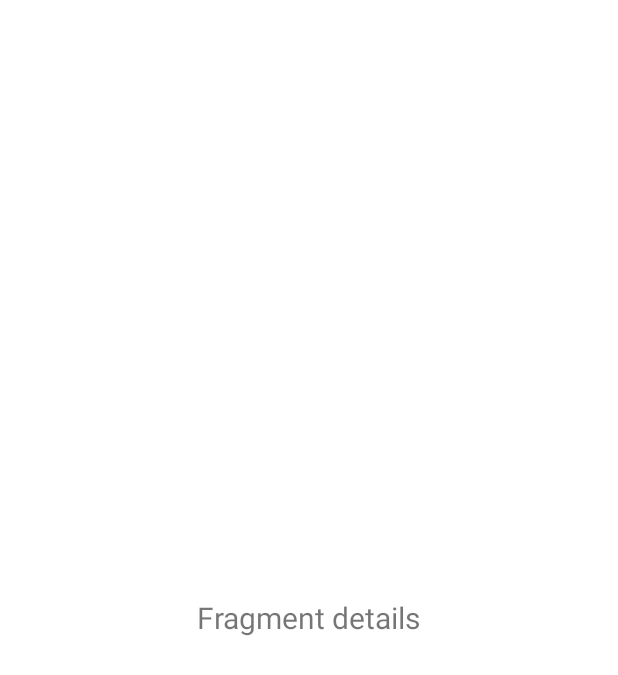
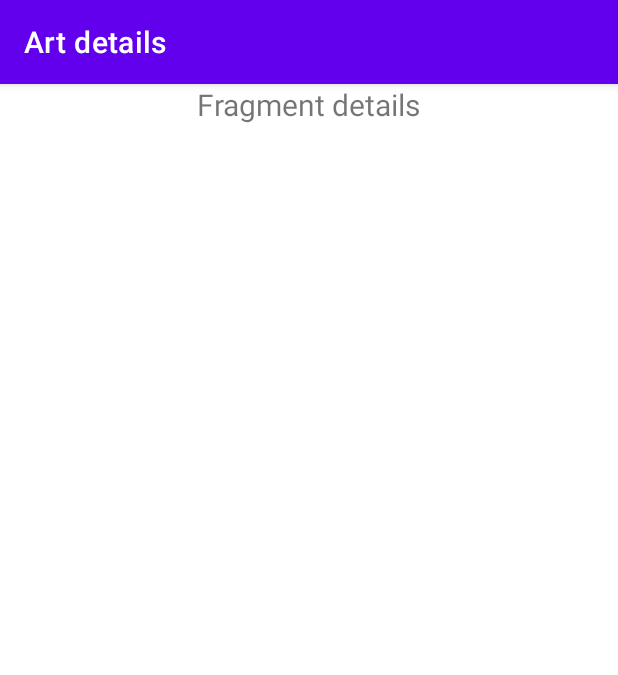
Before and after one commit to StoDruzey/HW-09-Retrofit-Rijksmuseum, an Android app: the fragment DetailsFragment placed in its activity, on a phone screen of 412 x 824 dp. Shown: the top 675 px of the screen. Run offline under Robolectric (Android 15) with nearby library versions, the phone set to English and light mode, and no system bars; pictures from the network do not load; 3 statements that could not run were skipped.

```diff
--- a/app/build.gradle
+++ b/app/build.gradle
@@ -50,6 +50,10 @@ dependencies {
     //coil
     implementation "io.coil-kt:coil:2.2.0"
 
+    //SwipeRefreshLayout
+    implementation "androidx.swiperefreshlayout:swiperefreshlayout:1.1.0"
+
+
     implementation 'androidx.core:core-ktx:1.8.0'
     implementation 'androidx.appcompat:appcompat:1.5.0'
     implementation 'com.google.android.material:material:1.6.1'
--- a/app/src/main/java/com/example/hw09retrofitrijksmuseum/RetrofitFragment.kt
+++ b/app/src/main/java/com/example/hw09retrofitrijksmuseum/RetrofitFragment.kt
@@ -30,7 +30,9 @@ class RetrofitFragment : Fragment() {
         ArtAdapter(
             context = requireContext(),
             onArtClicked = {
-                findNavController().navigate(RetrofitFragmentDirections.actionRetrofitFragmentToDetailsFragment(it.longTitle))
+                findNavController()
+                    .navigate(RetrofitFragmentDirections
+                        .actionRetrofitFragmentToDetailsFragment(it.longTitle))
             }
         )
     }
@@ -53,6 +55,13 @@ class RetrofitFragment : Fragment() {
         super.onViewCreated(view, savedInstanceState)
 
         with(binding) {
+
+            swipeRefresh.setOnRefreshListener {
+                executeRequest {
+                    swipeRefresh.isRefreshing = false
+                }
+            }
+
             recyclerView.adapter = adapter
             recyclerView.addItemDecoration(
                 object : RecyclerView.ItemDecoration() {
@@ -84,16 +93,26 @@ class RetrofitFragment : Fragment() {
 //                    }
 //                })
         }
+        executeRequest()
+    }
 
-            val retrofit = Retrofit.Builder()
-            .baseUrl("https://www.rijksmuseum.nl/")
-            .addConverterFactory(GsonConverterFactory.create())
-//            .client(okHttpClient)
-            .build()
+    override fun onDestroyView() {
+        super.onDestroyView()
+        artObjectRequest?.cancel()
+        _binding = null
+    }
 
-        val rijksmuseumApi = retrofit.create<RijksmuseumAPI>()
+    private fun executeRequest(
+        onRequestFinished: () -> Unit = {}
+    ) {
 
-        artObjectRequest = rijksmuseumApi
+        val finishRequest = {
+            onRequestFinished()
+            artObjectRequest = null
+        }
+
+        artObjectRequest?.cancel()
+        artObjectRequest = RijksmuseumService.api
             .getArtObject("Rembrandt van Rijn", 100, "ZOavwPKX")
             .apply {
                 enqueue(object : Callback<ArtObject> {
@@ -106,21 +125,17 @@ class RetrofitFragment : Fragment() {
                         } else {
                             handleException(HttpException(response))
                         }
+                        finishRequest()
                     }
 
                     override fun onFailure(call: Call<ArtObject>, t: Throwable) {
                         if (!call.isCanceled) {
                             handleException(t)
                         }
+                        finishRequest()
                     }
                 })
             }
-    }
-
-    override fun onDestroyView() {
-        super.onDestroyView()
-        artObjectRequest?.cancel()
-        _binding = null
     }
 
     private fun handleException(e: Throwable) {
--- a/app/src/main/res/layout/fragment_details.xml
+++ b/app/src/main/res/layout/fragment_details.xml
@@ -1,7 +1,25 @@
 <?xml version="1.0" encoding="utf-8"?>
-<FrameLayout xmlns:android="http://schemas.android.com/apk/res/android"
+<LinearLayout xmlns:android="http://schemas.android.com/apk/res/android"
+    xmlns:tools="http://schemas.android.com/tools"
     android:layout_width="match_parent"
-    android:layout_height="match_parent">
+    android:layout_height="match_parent"
+    xmlns:app="http://schemas.android.com/apk/res-auto"
+    android:orientation="vertical"
+    tools:ignore="ExtraText">
+
+    <androidx.appcompat.widget.Toolbar
+        android:id="@+id/toolbar"
+        style="@style/Widget.MaterialComponents.Toolbar.Primary"
+        android:layout_width="match_parent"
+        android:layout_height="wrap_content"
+        app:title="@string/details_toolbar_name"/>
+
+    <ImageView
+        android:id="@+id/image_art"
+        android:layout_width="wrap_content"
+        android:layout_height="wrap_content"
+        android:layout_gravity="center_horizontal"
+        tools:src="@tools:sample/avatars"/>
 
     <TextView
         android:id="@+id/text_view"
@@ -11,4 +29,4 @@
         android:textSize="20sp"
         android:text="Fragment details"/>
 
-</FrameLayout>
+</LinearLayout>
--- a/app/src/main/res/navigation/navigation.xml
+++ b/app/src/main/res/navigation/navigation.xml
@@ -25,6 +25,7 @@
         <argument
             android:name="long_title"
             app:argType="string"/>
+
     </fragment>
 
 </navigation>
--- a/app/src/main/res/values/strings.xml
+++ b/app/src/main/res/values/strings.xml
@@ -1,4 +1,5 @@
 <resources>
     <string name="app_name">HW 09 Retrofit Rijksmuseum</string>
-    <string name="toolbar_name">Rijksmuseum gallery</string>
+    <string name="main_toolbar_name">Rijksmuseum gallery</string>
+    <string name="details_toolbar_name">Art details</string>
 </resources>
```
Also changed, not shown: app/src/main/java/com/example/hw09retrofitrijksmuseum/RijksmuseumService.kt (added, +19 -0 lines), app/src/main/res/layout/fragment_retrofit.xml (+8 -1 lines).
